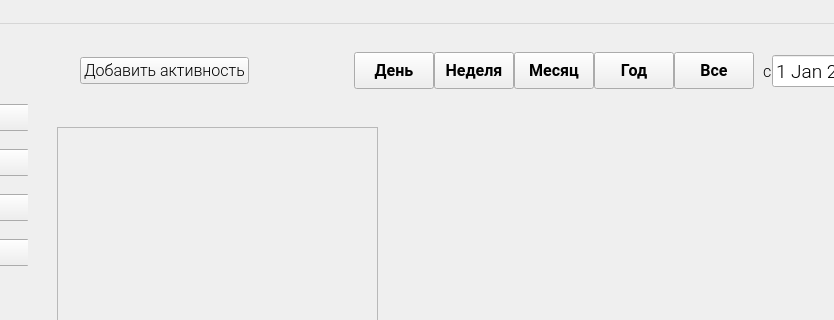
This is design/mainwindow_d.ui in yurii-bel/project_2021 as Qt 5 draws it before an edit; both pictures show x 202 to 1036 and y 0 to 320 of the 1280 by 768 pixel window. The edited form follows.
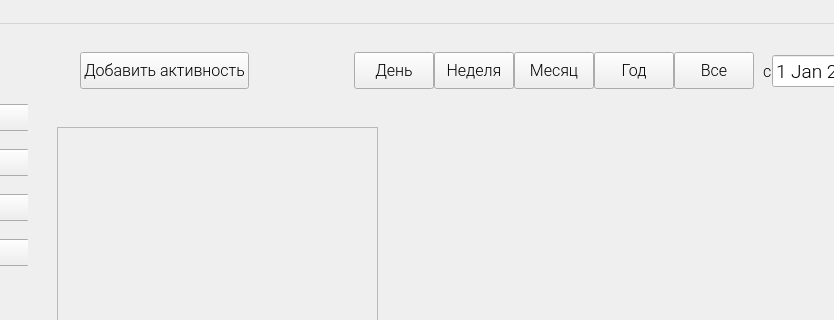
This is the edited form. Icons and pictures are not drawn.

```diff
--- a/design/mainwindow_d.ui
+++ b/design/mainwindow_d.ui
@@ -368,6 +368,12 @@
       </property>
       <item>
        <widget class="QPushButton" name="mainwindow_btn_nav_add_act">
+        <property name="maximumSize">
+         <size>
+          <width>16777215</width>
+          <height>37</height>
+         </size>
+        </property>
         <property name="font">
          <font>
           <family>Roboto Light</family>
@@ -409,15 +415,6 @@
           <height>37</height>
          </size>
         </property>
-        <property name="font">
-         <font>
-          <family>Roboto</family>
-          <pointsize>12</pointsize>
-          <weight>75</weight>
-          <italic>false</italic>
-          <bold>true</bold>
-         </font>
-        </property>
         <property name="text">
          <string>День</string>
         </property>
@@ -431,15 +428,6 @@
           <height>37</height>
          </size>
         </property>
-        <property name="font">
-         <font>
-          <family>Roboto</family>
-          <pointsize>12</pointsize>
-          <weight>75</weight>
-          <italic>false</italic>
-          <bold>true</bold>
-         </font>
-        </property>
         <property name="text">
          <string>Неделя</string>
         </property>
@@ -453,15 +441,6 @@
           <height>37</height>
          </size>
         </property>
-        <property name="font">
-         <font>
-          <family>Roboto</family>
-          <pointsize>12</pointsize>
-          <weight>75</weight>
-          <italic>false</italic>
-          <bold>true</bold>
-         </font>
-        </property>
         <property name="text">
          <string>Месяц</string>
         </property>
@@ -475,15 +454,6 @@
           <height>37</height>
          </size>
         </property>
-        <property name="font">
-         <font>
-          <family>Roboto</family>
-          <pointsize>12</pointsize>
-          <weight>75</weight>
-          <italic>false</italic>
-          <bold>true</bold>
-         </font>
-        </property>
         <property name="text">
          <string>Год</string>
         </property>
@@ -497,15 +467,6 @@
           <height>37</height>
          </size>
         </property>
-        <property name="font">
-         <font>
-          <family>Roboto</family>
-          <pointsize>12</pointsize>
-          <weight>75</weight>
-          <italic>false</italic>
-          <bold>true</bold>
-         </font>
-        </property>
         <property name="text">
          <string>Все</string>
         </property>
```
